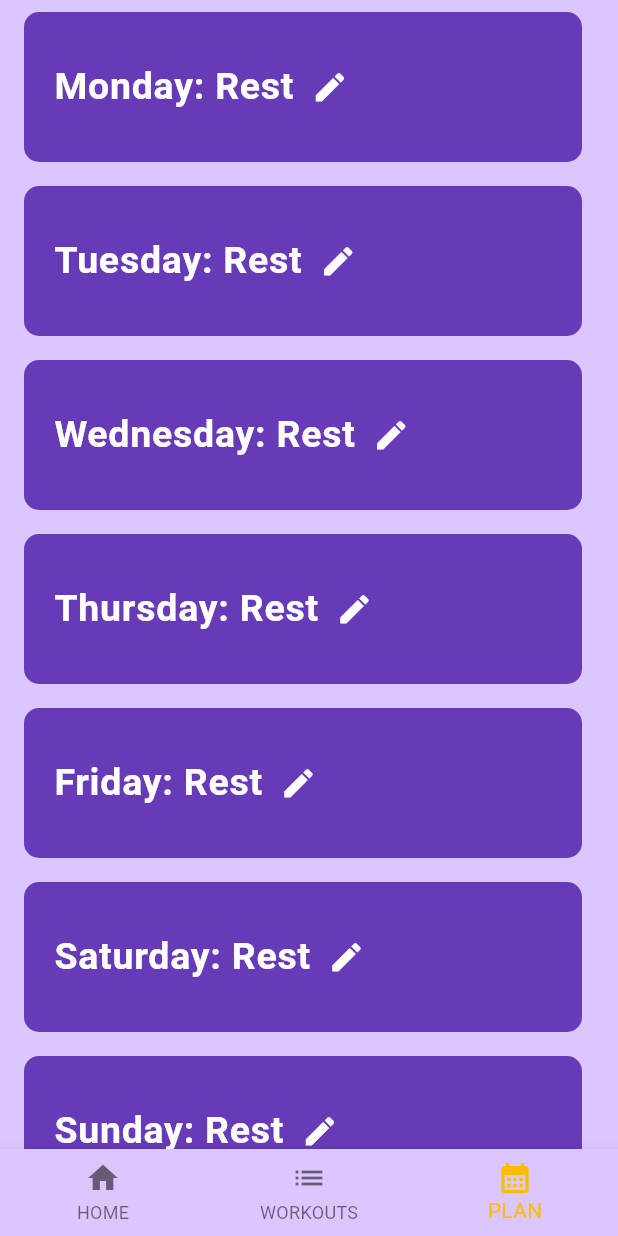
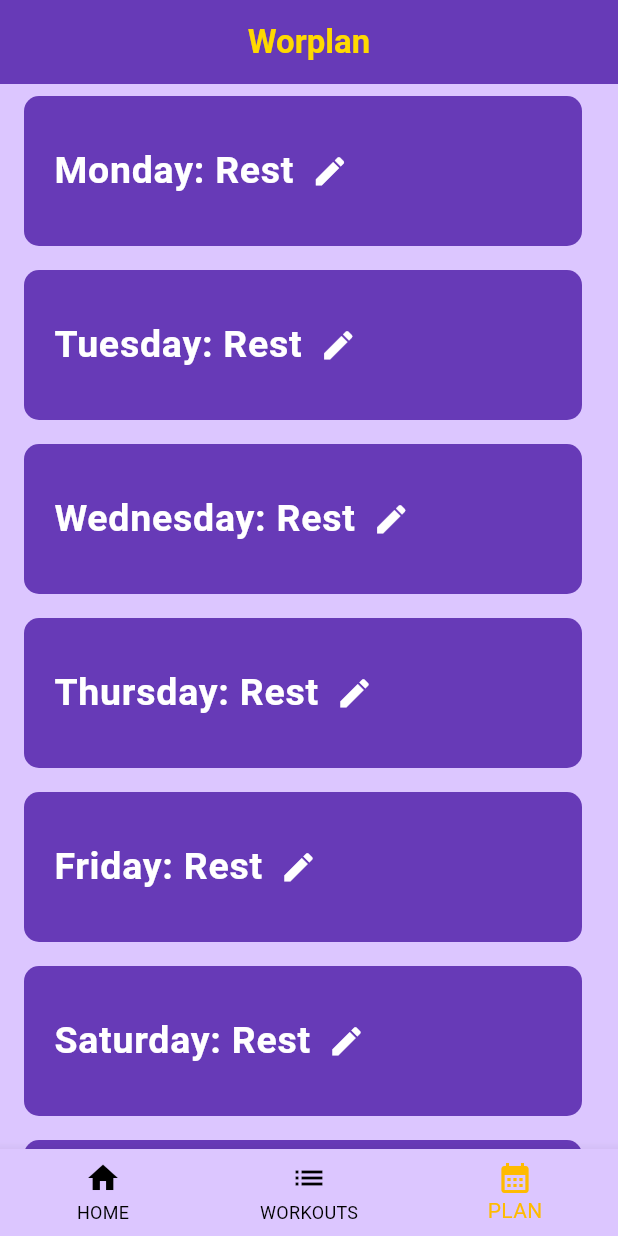
Before and after one commit to AlaSww/workouts_planningAPP, a Flutter app: the screen it shows after launch, item 3 of the bottom bar chosen, on a phone screen of 412 x 824 dp. Run offline on Flutter 3.47's test engine with Material 3 defaults, Android fonts, the phone set to English and light mode, and no system bars; our stand-ins replace audioplayers, hive, hive_flutter, sqflite, sqflite_common_ffi; accounts and stored records are empty.

Commit message:
all done

```diff
--- a/lib/pages/homepage.dart
+++ b/lib/pages/homepage.dart
@@ -46,7 +46,7 @@ class _homepageState extends State<homepage> {
       body: Center(
         child: Column(
           children: [
-            Container(height: 230,),
+            Container(height: 100,),
           Container(
             height: 350,
             width: 350,
--- a/lib/pages/mainPage.dart
+++ b/lib/pages/mainPage.dart
@@ -1,7 +1,9 @@
 import 'package:flutter/material.dart';
+import 'package:hive/hive.dart';
 import 'package:project/pages/homepage.dart';
 import 'package:project/pages/week.dart';
 import 'package:project/pages/workouts.dart';
+import 'package:url_launcher/url_launcher.dart';
 class mainPage extends StatefulWidget {
   const mainPage({super.key});
 
@@ -10,8 +12,13 @@ class mainPage extends StatefulWidget {
 }
 
 class _mainPageState extends State<mainPage> {
-  int selectedPage=0;
-
+  Future<void> _launchURL(String url) async {
+    final Uri uri = Uri.parse(url);
+    if (!await launchUrl(uri)) {
+      throw Exception('Could not launch $url');
+    }
+  }
+  int selectedPage=1;
   void _setSelectedPage(int x){
     setState(() {
       selectedPage=x;
@@ -27,6 +34,17 @@ class _mainPageState extends State<mainPage> {
   @override
   Widget build(BuildContext context) {
     return Scaffold(
+      appBar: AppBar(
+        backgroundColor: Colors.deepPurple,
+        title:Center(child: Text(
+          "Worplan",
+          style: TextStyle(
+            color: const Color.fromARGB(255, 255, 217, 0),
+            fontWeight: FontWeight.bold,
+          ),
+          )),
+          automaticallyImplyLeading: false,
+      ),
       body:pages[selectedPage],
       bottomNavigationBar: BottomNavigationBar(
         currentIndex: selectedPage,
@@ -38,6 +56,7 @@ class _mainPageState extends State<mainPage> {
         ],
         backgroundColor: const Color.fromARGB(255, 220, 198, 255),
         selectedItemColor: const Color.fromARGB(255, 255, 187, 0),
+        unselectedItemColor: Colors.black,
       ),
     );
   }
--- a/lib/pages/startworkout.dart
+++ b/lib/pages/startworkout.dart
@@ -80,7 +80,6 @@ class _StartworkoutState extends State<Startworkout> {
               TextButton(
                 onPressed: () {
                   _audioService.stopAudio();
-                  _audioService.dispose();
                   timer?.cancel();
                   Navigator.of(context).pop();
                   updateSet(exercise);
--- a/pubspec.yaml
+++ b/pubspec.yaml
@@ -43,6 +43,7 @@ dependencies:
   flutter_local_notifications: ^18.0.1
   just_audio: ^0.9.46
   audioplayers: ^6.2.0
+  url_launcher: ^6.1.11
 
 dev_dependencies:
   flutter_test:
```
Also changed, not shown: pubspec.lock, 5 other files.
